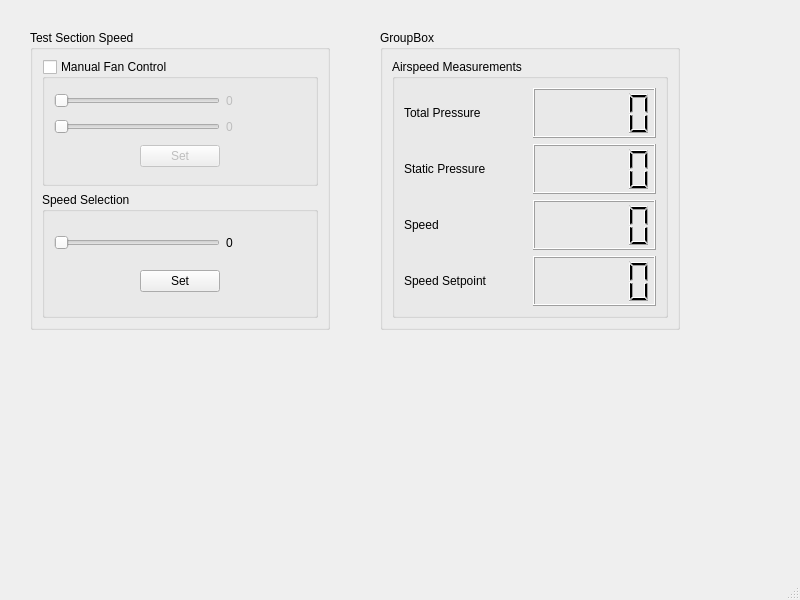
Qt form GUI_ui/mainwindow.ui (jmjohnson1/windTunnelV2) before a commit.
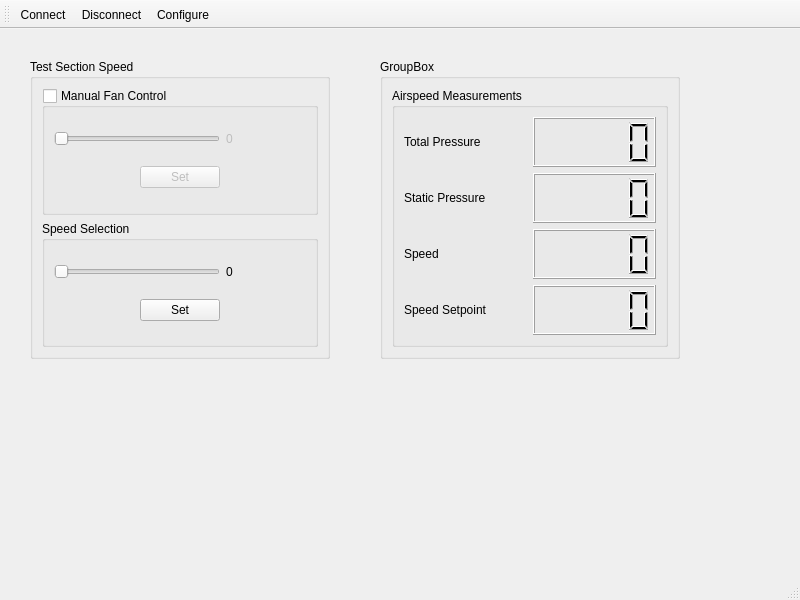
The same form after that commit.

Patch:
```diff
--- a/GUI_ui/mainwindow.ui
+++ b/GUI_ui/mainwindow.ui
@@ -39,19 +39,25 @@
         <bool>false</bool>
        </property>
        <layout class="QGridLayout" name="gridLayout">
-        <item row="1" column="2">
-         <widget class="QLabel" name="fan2ManualSliderReadout">
-          <property name="text">
-           <string>0</string>
+        <item row="0" column="0" colspan="2">
+         <widget class="QSlider" name="fan1ManualSlider">
+          <property name="orientation">
+           <enum>Qt::Horizontal</enum>
           </property>
          </widget>
         </item>
-        <item row="2" column="1">
-         <widget class="QPushButton" name="manualFanSetButton">
-          <property name="text">
-           <string>Set</string>
+        <item row="1" column="2">
+         <spacer name="horizontalSpacer_4">
+          <property name="orientation">
+           <enum>Qt::Horizontal</enum>
           </property>
-         </widget>
+          <property name="sizeHint" stdset="0">
+           <size>
+            <width>30</width>
+            <height>20</height>
+           </size>
+          </property>
+         </spacer>
         </item>
         <item row="0" column="2">
          <widget class="QLabel" name="fan1ManualSliderReadout">
@@ -60,7 +66,14 @@
           </property>
          </widget>
         </item>
-        <item row="2" column="0">
+        <item row="1" column="1">
+         <widget class="QPushButton" name="manualFanSetButton">
+          <property name="text">
+           <string>Set</string>
+          </property>
+         </widget>
+        </item>
+        <item row="1" column="0">
          <spacer name="horizontalSpacer_3">
           <property name="orientation">
            <enum>Qt::Horizontal</enum>
@@ -73,33 +86,6 @@
           </property>
          </spacer>
         </item>
-        <item row="2" column="2">
-         <spacer name="horizontalSpacer_4">
-          <property name="orientation">
-           <enum>Qt::Horizontal</enum>
-          </property>
-          <property name="sizeHint" stdset="0">
-           <size>
-            <width>30</width>
-            <height>20</height>
-           </size>
-          </property>
-         </spacer>
-        </item>
-        <item row="1" column="0" colspan="2">
-         <widget class="QSlider" name="fan2ManualSlider">
-          <property name="orientation">
-           <enum>Qt::Horizontal</enum>
-          </property>
-         </widget>
-        </item>
-        <item row="0" column="0" colspan="2">
-         <widget class="QSlider" name="fan1ManualSlider">
-          <property name="orientation">
-           <enum>Qt::Horizontal</enum>
-          </property>
-         </widget>
-        </item>
        </layout>
       </widget>
      </item>
@@ -237,6 +223,35 @@
    </property>
   </widget>
   <widget class="QStatusBar" name="statusbar"/>
+  <widget class="QToolBar" name="toolBar">
+   <property name="windowTitle">
+    <string>toolBar</string>
+   </property>
+   <attribute name="toolBarArea">
+    <enum>TopToolBarArea</enum>
+   </attribute>
+   <attribute name="toolBarBreak">
+    <bool>false</bool>
+   </attribute>
+   <addaction name="actionConnect"/>
+   <addaction name="actionDisconnect"/>
+   <addaction name="actionConfigure"/>
+  </widget>
+  <action name="actionDisconnect">
+   <property name="text">
+    <string>Disconnect</string>
+   </property>
+  </action>
+  <action name="actionConfigure">
+   <property name="text">
+    <string>Configure</string>
+   </property>
+  </action>
+  <action name="actionConnect">
+   <property name="text">
+    <string>Connect</string>
+   </property>
+  </action>
  </widget>
  <resources/>
  <connections/>
```
Left out of the diff: 8 changed lines with no effect on the pictures.
